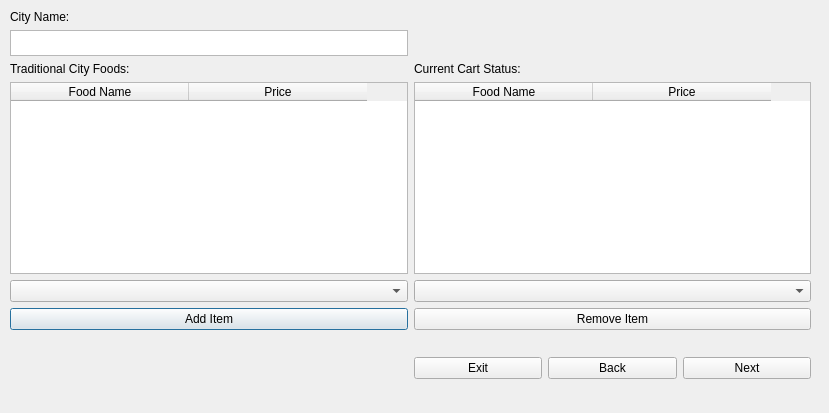
dal07065/European-Vacation, file EuroTrip/foodplanner.ui: the form before one commit.
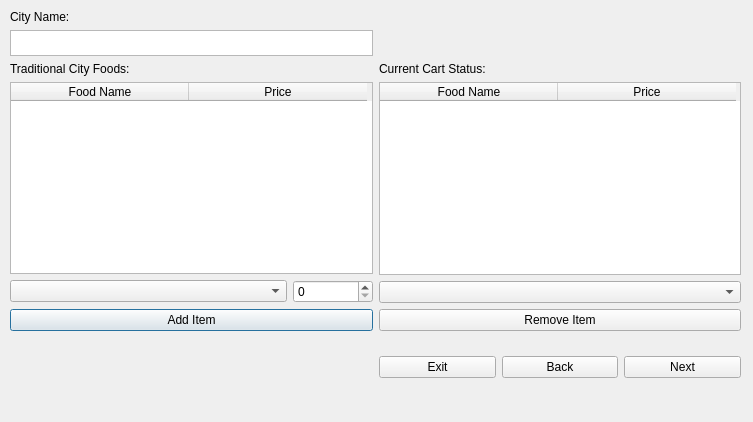
The form after the commit.

Diff of the .ui file:
```diff
--- a/EuroTrip/foodplanner.ui
+++ b/EuroTrip/foodplanner.ui
@@ -6,8 +6,8 @@
    <rect>
     <x>0</x>
     <y>0</y>
-    <width>829</width>
-    <height>413</height>
+    <width>753</width>
+    <height>422</height>
    </rect>
   </property>
   <property name="windowTitle">
@@ -18,8 +18,8 @@
     <rect>
      <x>10</x>
      <y>10</y>
-     <width>801</width>
-     <height>391</height>
+     <width>731</width>
+     <height>388</height>
     </rect>
    </property>
    <layout class="QGridLayout" name="gridLayout">
@@ -96,7 +96,21 @@
        </widget>
       </item>
       <item>
-       <widget class="QComboBox" name="comboBoxAdd"/>
+       <layout class="QHBoxLayout" name="horizontalLayout_2">
+        <item>
+         <widget class="QComboBox" name="comboBoxAdd"/>
+        </item>
+        <item>
+         <widget class="QSpinBox" name="spinBoxAdd">
+          <property name="maximumSize">
+           <size>
+            <width>80</width>
+            <height>16777215</height>
+           </size>
+          </property>
+         </widget>
+        </item>
+       </layout>
       </item>
       <item>
        <widget class="QPushButton" name="addItem">
```
